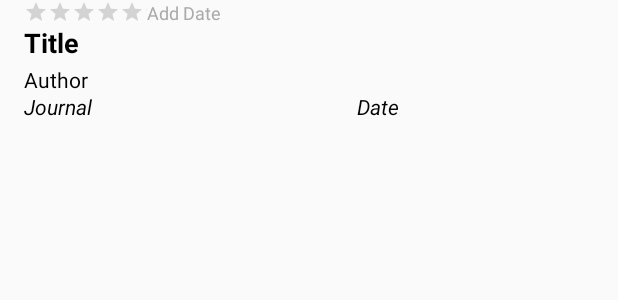
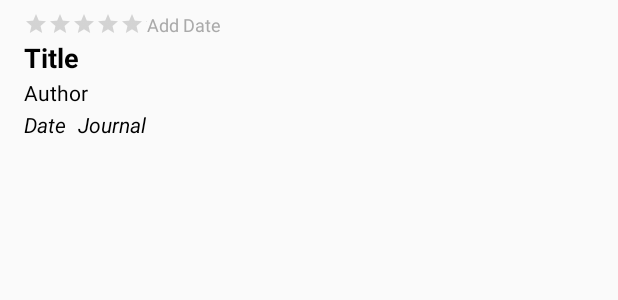
Before and after one commit to kengop/koneko.hq, an Android app: the layout list_item.xml on its own in the app's theme, with its tools: preview values and no code run, on a phone screen of 412 x 824 dp. Shown: the top 300 px of the screen. Run offline under Robolectric (Android 15) with nearby library versions, the light colour scheme and no system bars.

Commit message:
単一語検索とレイアウトの変更

```diff
--- a/app/src/main/res/layout/list_item.xml
+++ b/app/src/main/res/layout/list_item.xml
@@ -10,18 +10,20 @@
         android:id="@+id/ratingBar"
         style="?android:attr/ratingBarStyleSmall"
         android:layout_width="82dp"
-        android:layout_height="16dp"
+        android:layout_height="18dp"
         android:layout_marginStart="16dp"
+        android:layout_marginTop="8dp"
         app:layout_constraintStart_toStartOf="parent"
         app:layout_constraintTop_toTopOf="parent" />
 
     <TextView
         android:id="@+id/author"
         android:layout_width="0dp"
-        android:layout_height="18dp"
+        android:layout_height="21dp"
         android:layout_marginStart="16dp"
         android:text="Author"
         android:textColor="@android:color/black"
+        android:textSize="14sp"
         app:layout_constraintBottom_toTopOf="@+id/journal"
         app:layout_constraintEnd_toEndOf="parent"
         app:layout_constraintHorizontal_bias="0.0"
@@ -31,7 +33,7 @@
     <TextView
         android:id="@+id/detail_title"
         android:layout_width="0dp"
-        android:layout_height="27dp"
+        android:layout_height="26dp"
         android:layout_marginStart="16dp"
         android:text="Title"
         android:textColor="@android:color/black"
@@ -46,36 +48,53 @@
 
     <TextView
         android:id="@+id/journal"
-        android:layout_width="222dp"
+        android:layout_width="0dp"
         android:layout_height="19dp"
-        android:layout_marginStart="16dp"
+        android:layout_marginStart="8dp"
         android:text="Journal"
         android:textColor="@android:color/black"
+        android:textSize="14sp"
         android:textStyle="italic"
-        app:layout_constraintEnd_toStartOf="@+id/date"
+        app:layout_constraintEnd_toEndOf="parent"
         app:layout_constraintHorizontal_chainStyle="spread_inside"
-        app:layout_constraintStart_toStartOf="parent"
+        app:layout_constraintStart_toEndOf="@+id/date"
         app:layout_constraintTop_toBottomOf="@+id/author" />
 
     <TextView
         android:id="@+id/date"
-        android:layout_width="0dp"
+        android:layout_width="wrap_content"
         android:layout_height="20dp"
+        android:layout_marginStart="16dp"
         android:text="Date"
         android:textColor="@android:color/black"
+        android:textSize="14sp"
         android:textStyle="italic"
-        app:layout_constraintEnd_toEndOf="parent"
-        app:layout_constraintStart_toEndOf="@+id/journal"
+        app:layout_constraintStart_toStartOf="parent"
         app:layout_constraintTop_toBottomOf="@+id/author" />
 
     <TextView
         android:id="@+id/addDate"
         android:layout_width="147dp"
-        android:layout_height="16dp"
+        android:layout_height="18dp"
+        android:layout_marginTop="8dp"
         android:text="Add Date"
         android:textColor="@android:color/darker_gray"
         android:textSize="12sp"
         app:layout_constraintStart_toEndOf="@+id/ratingBar"
         app:layout_constraintTop_toTopOf="parent" />
 
+    <TextView
+        android:id="@+id/space"
+        android:layout_width="0dp"
+        android:layout_height="8dp"
+        android:layout_marginEnd="8dp"
+        android:layout_marginStart="16dp"
+        android:textColor="@android:color/black"
+        android:textSize="18sp"
+        android:textStyle="italic"
+        app:layout_constraintEnd_toEndOf="parent"
+        app:layout_constraintHorizontal_chainStyle="spread_inside"
+        app:layout_constraintStart_toStartOf="parent"
+        app:layout_constraintTop_toBottomOf="@+id/journal" />
+
 </android.support.constraint.ConstraintLayout>
```
Also changed, not shown: app/src/main/java/com/hq/koneko/myapplication/NavigationActivity.java (+26 -6 lines), app/src/main/res/layout/app_bar_navigation.xml (+14 -10 lines).
